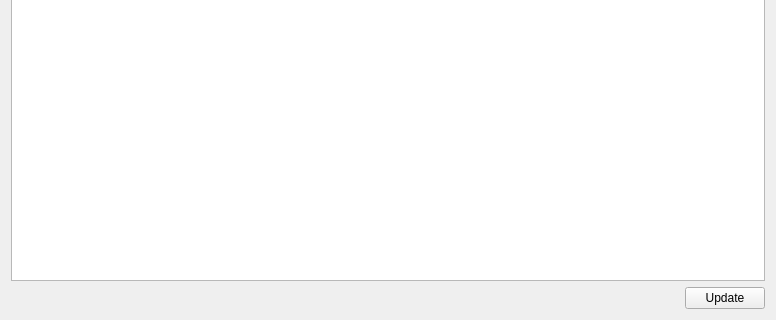
Before: the Qt Designer form iblrig/gui/ui_tab_data.ui in int-brain-lab/iblrig, drawn with Qt 5; both pictures show x 0 to 776 and y 358 to 678 of the 776 by 678 pixel window.
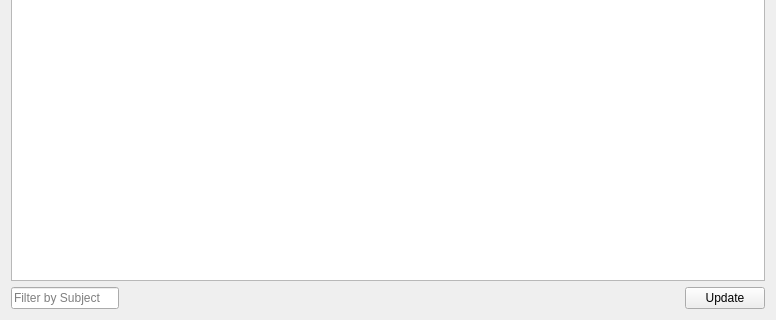
After: the same form once the commit is applied.

The edit to the form file:
```diff
--- a/iblrig/gui/ui_tab_data.ui
+++ b/iblrig/gui/ui_tab_data.ui
@@ -56,7 +56,7 @@
    </item>
    <item>
     <widget class="QWidget" name="horizontalWidget" native="true">
-     <layout class="QHBoxLayout" name="horizontalLayout">
+     <layout class="QHBoxLayout" name="horizontalLayout" stretch="0,1,0">
       <property name="leftMargin">
        <number>0</number>
       </property>
@@ -69,6 +69,13 @@
       <property name="bottomMargin">
        <number>0</number>
       </property>
+      <item>
+       <widget class="QLineEdit" name="lineEditFilter">
+        <property name="placeholderText">
+         <string>Filter by Subject</string>
+        </property>
+       </widget>
+      </item>
       <item>
        <spacer name="horizontalSpacer">
         <property name="orientation">
```
Left out of the diff: 6 changed lines with no effect on the pictures.
